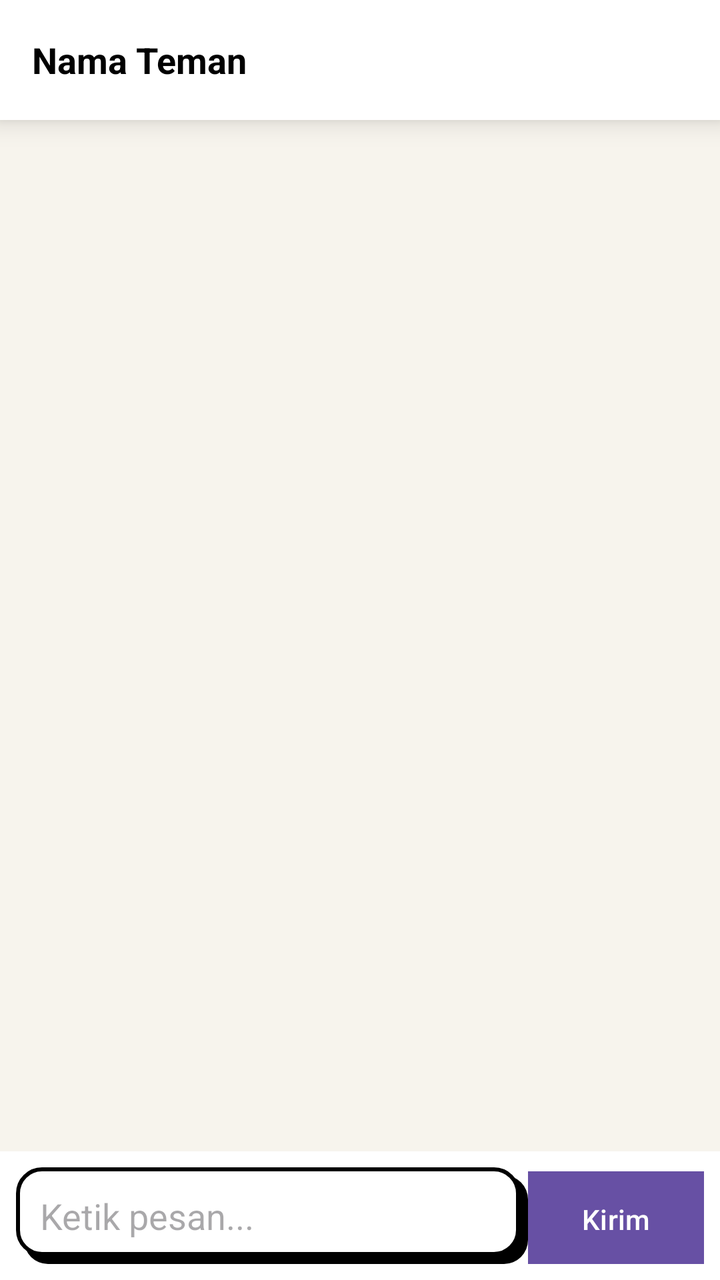
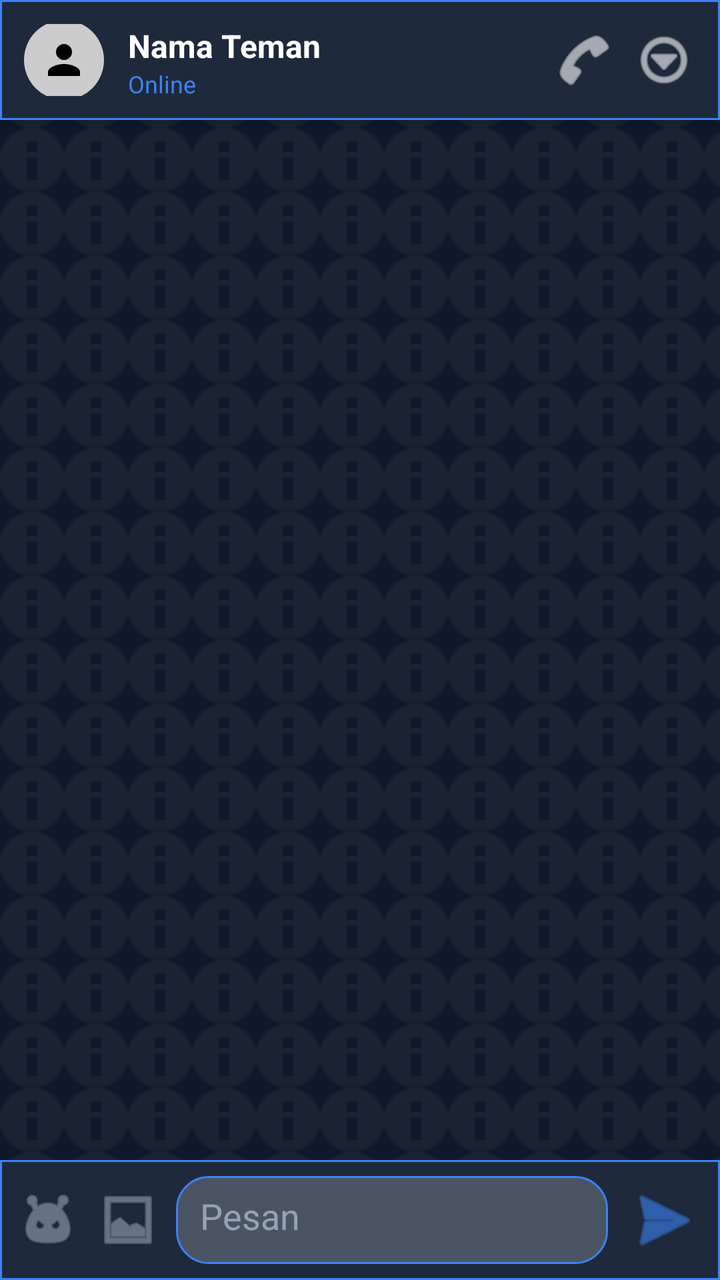

Screens rendered from an Android XML layout before and after an edit, with the pre-edit source and the edit as a unified diff.
<!-- AndroidManifest.xml: application theme Theme.Material3.DayNight.NoActionBar -->
<!-- res/layout/activity_chat_room.xml -->
<?xml version="1.0" encoding="utf-8"?>
<LinearLayout xmlns:android="http://schemas.android.com/apk/res/android"
    android:layout_width="match_parent"
    android:layout_height="match_parent"
    android:orientation="vertical"
    android:background="@color/nb_bg">

    
    <LinearLayout
        android:layout_width="match_parent"
        android:layout_height="60dp"
        android:background="@color/nb_white"
        android:elevation="8dp"
        android:orientation="horizontal"
        android:gravity="center_vertical"
        android:padding="16dp">
        <TextView
            android:id="@+id/tvChatName"
            android:layout_width="wrap_content"
            android:layout_height="wrap_content"
            android:text="Nama Teman"
            android:textColor="@color/nb_black"
            android:textSize="18sp"
            android:textStyle="bold" />
    </LinearLayout>

    
    <androidx.recyclerview.widget.RecyclerView
        android:id="@+id/rvMessages"
        android:layout_width="match_parent"
        android:layout_height="0dp"
        android:layout_weight="1" />

    
    <LinearLayout
        android:layout_width="match_parent"
        android:layout_height="wrap_content"
        android:orientation="horizontal"
        android:padding="8dp"
        android:background="@color/nb_white">
        
        <EditText
            android:id="@+id/etMessage"
            android:layout_width="0dp"
            android:layout_height="wrap_content"
            android:layout_weight="1"
            android:hint="Ketik pesan..."
            android:background="@drawable/nb_box_white"
            android:padding="12dp" />
            
        <Button
            android:id="@+id/btnSend"
            android:layout_width="wrap_content"
            android:layout_height="wrap_content"
            android:text="Kirim"
            android:background="@drawable/nb_button_bg"
            android:textColor="#FFFFFF" />
    </LinearLayout>

</LinearLayout>
<!-- resources referenced by this layout -->
<resources>
  <color name="nb_bg">#F7F4ED</color>
  <color name="nb_black">#000000</color>
  <color name="nb_white">#FFFFFF</color>
  <!-- drawable nb_box_white (drawable) -->
  <?xml version="1.0" encoding="utf-8"?>
  <layer-list xmlns:android="http://schemas.android.com/apk/res/android">
      
      <item android:left="4dp" android:top="4dp">
          <shape>
              <solid android:color="@color/nb_black" />
              <corners android:radius="12dp" />
          </shape>
      </item>
      
      <item android:right="4dp" android:bottom="4dp">
          <shape>
              <solid android:color="@color/nb_white" />
              <stroke android:width="2dp" android:color="@color/nb_black" />
              <corners android:radius="12dp" />
          </shape>
      </item>
  </layer-list>
  <!-- drawable nb_button_bg (drawable) -->
  <?xml version="1.0" encoding="utf-8"?>
  <shape xmlns:android="http://schemas.android.com/apk/res/android">
      <solid android:color="@color/nb_black" />
      <stroke android:width="3dp" android:color="@color/nb_black" />
      <corners android:radius="0dp" />
  </shape>
</resources>

<!-- the commit's change to res/layout/activity_chat_room.xml (unified diff, before → after) -->
@@ -1,27 +1,57 @@
 <?xml version="1.0" encoding="utf-8"?>
-<LinearLayout xmlns:android="http://schemas.android.com/apk/res/android"
+<androidx.constraintlayout.widget.ConstraintLayout xmlns:android="http://schemas.android.com/apk/res/android"
+    xmlns:app="http://schemas.android.com/apk/res-auto"
     android:layout_width="match_parent"
     android:layout_height="match_parent"
-    android:orientation="vertical"
-    android:background="@color/nb_bg">
+    android:background="@drawable/bg_chat_pattern">
 
     
     <LinearLayout
+        android:id="@+id/headerChat"
         android:layout_width="match_parent"
         android:layout_height="60dp"
-        android:background="@color/nb_white"
-        android:elevation="8dp"
+        android:background="@drawable/bg_glass_top"
+        android:elevation="4dp"
         android:orientation="horizontal"
         android:gravity="center_vertical"
-        android:padding="16dp">
-        <TextView
-            android:id="@+id/tvChatName"
-            android:layout_width="wrap_content"
+        android:padding="12dp"
+        app:layout_constraintTop_toTopOf="parent">
+
+        
+        <ImageView
+            android:layout_width="40dp"
+            android:layout_height="40dp"
+            android:src="@drawable/ic_wa_profile"
+            android:background="@drawable/bg_avatar_circle"
+            android:padding="8dp"
+            android:layout_marginEnd="12dp"/>
+
+        
+        <LinearLayout
+            android:layout_width="0dp"
             android:layout_height="wrap_content"
-            android:text="Nama Teman"
-            android:textColor="@color/nb_black"
-            android:textSize="18sp"
-            android:textStyle="bold" />
+            android:layout_weight="1"
+            android:orientation="vertical">
+            <TextView
+                android:id="@+id/tvChatName"
+                android:layout_width="wrap_content"
+                android:layout_height="wrap_content"
+                android:text="Nama Teman"
+                android:textColor="@color/text_white"
+                android:textSize="16sp"
+                android:textStyle="bold"/>
+            <TextView
+                android:id="@+id/tvChatStatus"
+                android:layout_width="wrap_content"
+                android:layout_height="wrap_content"
+                android:text="Online"
+                android:textColor="@color/blue_accent"
+                android:textSize="12sp"/>
+        </LinearLayout>
+
+        
+        <ImageView android:layout_width="32dp" android:layout_height="32dp" android:src="@android:drawable/ic_menu_call" app:tint="@color/text_white" android:layout_marginEnd="8dp"/>
+        <ImageView android:layout_width="32dp" android:layout_height="32dp" android:src="@android:drawable/ic_menu_more" app:tint="@color/text_white"/>
     </LinearLayout>
 
     
@@ -29,32 +59,54 @@
         android:id="@+id/rvMessages"
         android:layout_width="match_parent"
         android:layout_height="0dp"
-        android:layout_weight="1" />
+        android:padding="8dp"
+        android:clipToPadding="false"
+        app:layout_constraintTop_toBottomOf="@id/headerChat"
+        app:layout_constraintBottom_toTopOf="@id/bottomInput" />
+
+    
+    <ImageView
+        android:id="@+id/btnScrollBottom"
+        android:layout_width="40dp"
+        android:layout_height="40dp"
+        android:src="@android:drawable/ic_menu_send"
+        android:background="@drawable/bg_glass"
+        android:padding="8dp"
+        app:tint="@color/blue_accent"
+        android:visibility="gone"
+        android:layout_margin="16dp"
+        app:layout_constraintBottom_toTopOf="@id/bottomInput"
+        app:layout_constraintEnd_toEndOf="parent"/>
 
     
     <LinearLayout
+        android:id="@+id/bottomInput"
         android:layout_width="match_parent"
-        android:layout_height="wrap_content"
+        android:layout_height="60dp"
+        android:background="@drawable/bg_glass_top"
+        android:elevation="8dp"
         android:orientation="horizontal"
+        android:gravity="center_vertical"
         android:padding="8dp"
-        android:background="@color/nb_white">
-        
+        app:layout_constraintBottom_toBottomOf="parent">
+
+        <ImageView android:layout_width="32dp" android:layout_height="32dp" android:src="@android:drawable/ic_menu_emoticons" app:tint="@color/text_gray" android:layout_marginEnd="8dp"/>
+        <ImageView android:layout_width="32dp" android:layout_height="32dp" android:src="@android:drawable/ic_menu_gallery" app:tint="@color/text_gray" android:layout_marginEnd="8dp"/>
+
         <EditText
             android:id="@+id/etMessage"
             android:layout_width="0dp"
             android:layout_height="wrap_content"
             android:layout_weight="1"
-            android:hint="Ketik pesan..."
-            android:background="@drawable/nb_box_white"
-            android:padding="12dp" />
-            
-        <Button
-            android:id="@+id/btnSend"
-            android:layout_width="wrap_content"
-            android:layout_height="wrap_content"
-            android:text="Kirim"
-            android:background="@drawable/nb_button_bg"
-            android:textColor="#FFFFFF" />
+            android:hint="Pesan"
+            android:textColorHint="@color/text_gray"
+            android:textColor="@color/text_white"
+            android:background="@drawable/bg_glass"
+            android:padding="12dp"
+            android:maxLines="4"
+            android:inputType="textMultiLine"/>
+
+        <ImageView android:id="@+id/btnSend" android:layout_width="40dp" android:layout_height="40dp" android:src="@android:drawable/ic_menu_send" app:tint="@color/blue_accent" android:layout_marginStart="8dp"/>
     </LinearLayout>
 
-</LinearLayout>
+</androidx.constraintlayout.widget.ConstraintLayout>
<!-- resource entries referenced after the edit -->
@@ -1,33 +1,43 @@
 <!-- resources referenced by this layout -->
 <resources>
-  <color name="nb_bg">#F7F4ED</color>
-  <color name="nb_black">#000000</color>
-  <color name="nb_white">#FFFFFF</color>
-  <!-- drawable nb_box_white (drawable) -->
+  <color name="blue_accent">#3B82F6</color>
+  <color name="text_gray">#94A3B8</color>
+  <color name="text_white">#FFFFFF</color>
+  <!-- drawable bg_avatar_circle (drawable) -->
+  <?xml version="1.0" encoding="utf-8"?>
+  <shape xmlns:android="http://schemas.android.com/apk/res/android" android:shape="oval">
+      <solid android:color="#CCCCCC" />
+  </shape>
+  <!-- drawable bg_chat_pattern (drawable) -->
   <?xml version="1.0" encoding="utf-8"?>
   <layer-list xmlns:android="http://schemas.android.com/apk/res/android">
-      
-      <item android:left="4dp" android:top="4dp">
-          <shape>
-              <solid android:color="@color/nb_black" />
-              <corners android:radius="12dp" />
+      <item>
+          <shape android:shape="rectangle">
+              <solid android:color="#0F172A"/>
           </shape>
       </item>
       
-      <item android:right="4dp" android:bottom="4dp">
-          <shape>
-              <solid android:color="@color/nb_white" />
-              <stroke android:width="2dp" android:color="@color/nb_black" />
-              <corners android:radius="12dp" />
-          </shape>
+      <item>
+          <bitmap android:src="@android:drawable/ic_dialog_info" android:tileMode="repeat" android:alpha="0.05"/>
       </item>
   </layer-list>
-  <!-- drawable nb_button_bg (drawable) -->
+  <!-- drawable bg_glass (drawable) -->
   <?xml version="1.0" encoding="utf-8"?>
   <shape xmlns:android="http://schemas.android.com/apk/res/android">
-      <solid android:color="@color/nb_black" />
-      <stroke android:width="3dp" android:color="@color/nb_black" />
-      <corners android:radius="0dp" />
+      <solid android:color="@color/bg_glass" />
+      <stroke android:width="1dp" android:color="@color/blue_accent" />
+      <corners android:radius="16dp" />
   </shape>
+  <!-- drawable bg_glass_top (drawable) -->
+  <?xml version="1.0" encoding="utf-8"?>
+  <shape xmlns:android="http://schemas.android.com/apk/res/android">
+      <solid android:color="#1E293B" />
+      <stroke android:width="1dp" android:color="@color/blue_accent" />
+  </shape>
+  <!-- drawable ic_wa_profile (drawable) -->
+  <vector xmlns:android="http://schemas.android.com/apk/res/android" android:width="24dp" android:height="24dp" android:viewportWidth="24" android:viewportHeight="24">
+      <path android:fillColor="#000000" android:pathData="M12,12c2.21,0 4,-1.79 4,-4s-1.79,-4 -4,-4 -4,1.79 -4,4 1.79,4 4,4zM12,14c-2.67,0 -8,1.34 -8,4v2h16v-2c0,-2.66 -5.33,-4 -8,-4z"/>
+  </vector>
+  <color name="bg_glass">#33FFFFFF</color>
 </resources>
 
